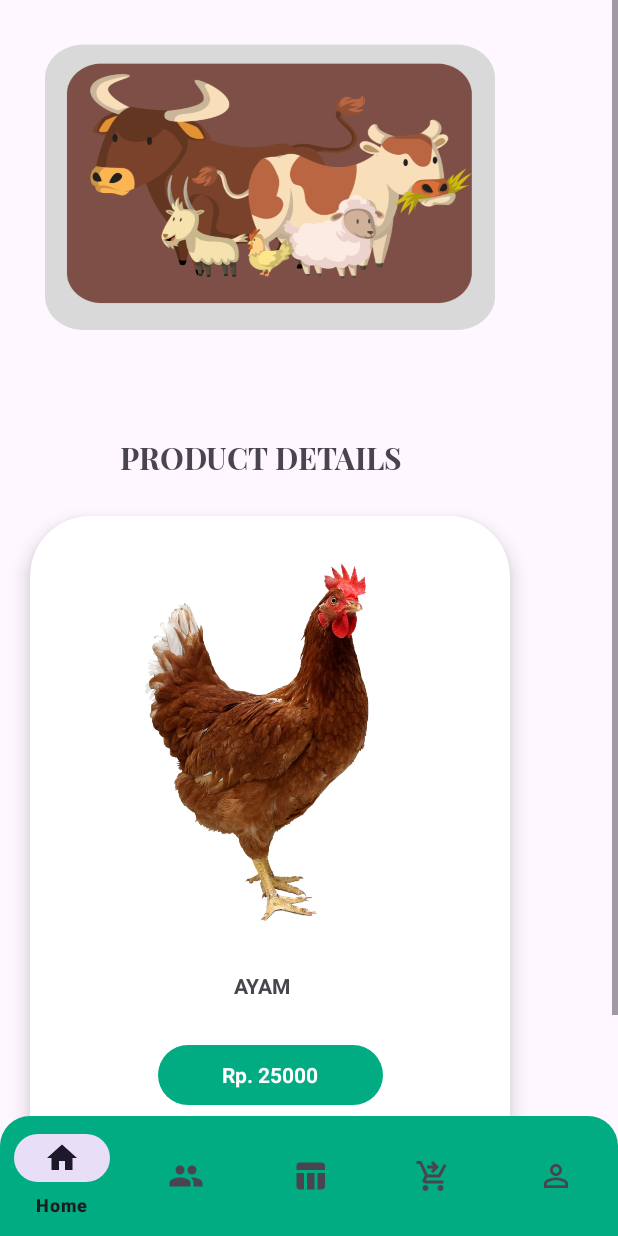
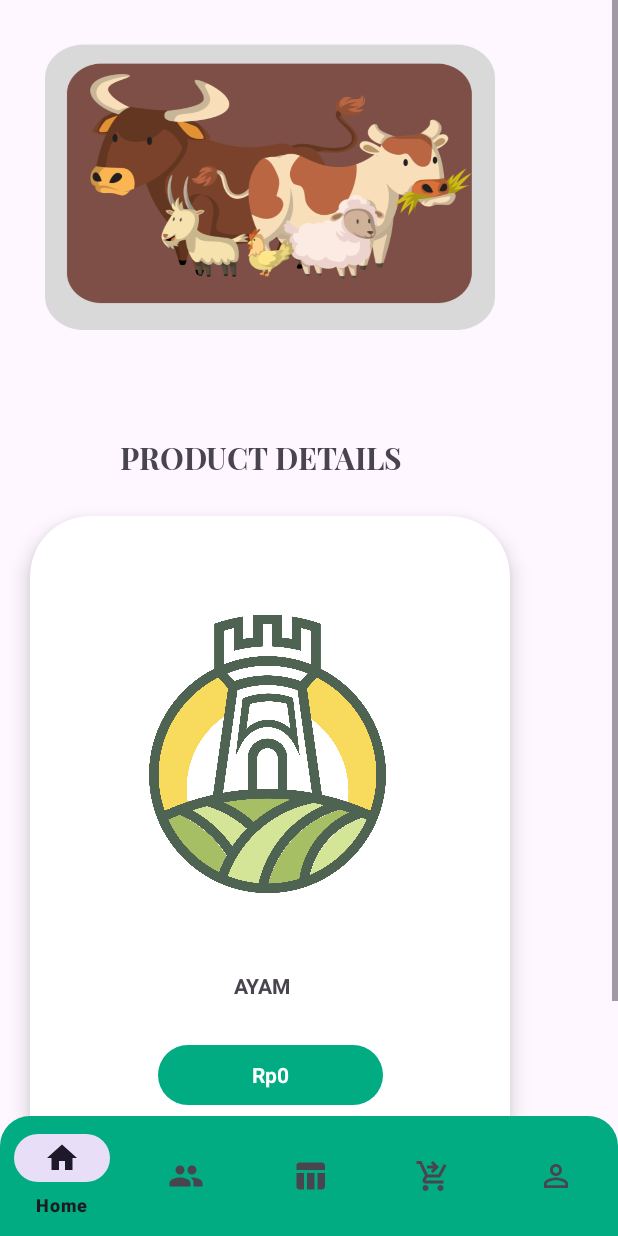
Before and after one commit to GhaerilParel/MobileApeta, an Android app: the produk_details screen opened directly, with no data from a screen before it, on a phone screen of 412 x 824 dp. Run offline under Robolectric (Android 15) with nearby library versions, the phone set to English and light mode, and no system bars; network calls fail; 2 statements that could not run were skipped.

Commit message:
final commit -1

```diff
--- a/app/src/main/java/com/example/mobile_apeta/produk_details.java
+++ b/app/src/main/java/com/example/mobile_apeta/produk_details.java
@@ -1,8 +1,18 @@
 package com.example.mobile_apeta;
 
+import android.content.Intent;
+import android.graphics.Bitmap;
+import android.graphics.BitmapFactory;
+import android.os.Bundle;
+import android.util.Base64;
+import android.util.Log;
+import android.view.View;
+import android.widget.Button;
+import android.widget.EditText;
+import android.widget.ImageView;
+import android.widget.TextView;
+
 import androidx.appcompat.app.AppCompatActivity;
-
-import android.os.Bundle;
 
 public class produk_details extends AppCompatActivity {
 
@@ -10,5 +20,52 @@ public class produk_details extends AppCompatActivity {
     protected void onCreate(Bundle savedInstanceState) {
         super.onCreate(savedInstanceState);
         setContentView(R.layout.activity_produk_details);
+
+
+        // Find views by their IDs
+        ImageView productImageView = findViewById(R.id.gambar);
+        TextView productNameTextView = findViewById(R.id.namaToko2);
+        TextView productPriceTextView = findViewById(R.id.hargaProduk2);
+        EditText quantityEditText = findViewById(R.id.quantityEditText);
+        TextView productDescriptionTextView = findViewById(R.id.deskripsiProduk2);
+        TextView tokoNameTextView = findViewById(R.id.namaToko3);
+        TextView buyButton = findViewById(R.id.buyButton);
+
+        // Get data from Intent
+        Intent intent = getIntent();
+        String productId = intent.getStringExtra("productId");
+        String productName = intent.getStringExtra("productName");
+        int productPrice = intent.getIntExtra("productPrice", 0);
+        String productImage = intent.getStringExtra("productImage");
+        String tokoName = intent.getStringExtra("tokoName");
+        String productDescription = intent.getStringExtra("productDescription");
+
+        productDescription = productDescription.replace("<br>", "\n");
+
+        // Set data to views
+        // Assuming you have a method to load an image from a URL, replace it with your implementation
+
+        productImageView.setImageDrawable(getDrawable(R.drawable.logo)); // Replace with actual image loading code
+
+        productNameTextView.setText(productName);
+        productPriceTextView.setText("Rp" + productPrice);
+        productDescriptionTextView.setText(productDescription);
+        tokoNameTextView.setText(tokoName);
+
+        // Handle the "Beli" button click event if needed
+        buyButton.setOnClickListener(view -> {
+            // Calculate total price based on quantity
+            int quantity = Integer.parseInt(quantityEditText.getText().toString());
+            int totalPrice = productPrice * quantity;
+
+            // Pass data to DetailPembayaran activity
+            Intent pembayaranIntent = new Intent(produk_details.this, keranjang.class);
+            pembayaranIntent.putExtra("productName", productName);
+            pembayaranIntent.putExtra("productPrice", productPrice);
+            pembayaranIntent.putExtra("quantity", quantity);
+            pembayaranIntent.putExtra("totalPrice", totalPrice);
+
+            startActivity(pembayaranIntent);
+        });
     }
 }
--- a/app/src/main/res/layout/activity_market.xml
+++ b/app/src/main/res/layout/activity_market.xml
@@ -51,7 +51,7 @@
                     android:layout_height="match_parent"
                     android:layout_weight="1"
                     android:paddingEnd="8dp"
-                    tools:listitem="" />
+                    tools:listitem="@layout/list_market" />
 
                 <!-- RecyclerView for Product B -->
                 <androidx.recyclerview.widget.RecyclerView
@@ -59,7 +59,8 @@
                     android:layout_width="0dp"
                     android:layout_height="match_parent"
                     android:layout_weight="1"
-                    android:paddingStart="8dp" />
+                    android:paddingStart="8dp"
+                    tools:listitem="@layout/list_market"/>
             </LinearLayout>
         </LinearLayout>
     </ScrollView>
--- a/app/src/main/res/layout/activity_produk_details.xml
+++ b/app/src/main/res/layout/activity_produk_details.xml
@@ -41,7 +41,7 @@
 
             <androidx.cardview.widget.CardView
                 android:layout_width="360dp"
-                android:layout_height="683dp"
+                android:layout_height="wrap_content"
                 android:layout_row="0"
                 android:layout_rowWeight="1"
                 android:layout_column="0"
@@ -59,6 +59,7 @@
                     android:orientation="vertical">
 
                     <ImageView
+                        android:id="@+id/gambar"
                         android:layout_width="246dp"
                         android:layout_height="263dp"
                         android:paddingTop="10dp"
@@ -122,7 +123,7 @@
 
                     <LinearLayout
                         android:layout_width="match_parent"
-                        android:layout_height="134dp"
+                        android:layout_height="wrap_content"
                         android:orientation="horizontal">
 
                         <TextView
@@ -140,7 +141,30 @@
                             android:fontFamily="@font/poppinssemibold"
                             android:text="Hewan" />
                     </LinearLayout>
-
+                    <EditText
+                        android:id="@+id/quantityEditText"
+                        android:layout_width="70dp"
+                        android:layout_height="wrap_content"
+                        android:layout_marginTop="10dp"
+                        android:layout_marginBottom="10dp"
+                        android:textAlignment="center"
+                        android:padding="5dp"
+                        android:background="@color/green"
+                        android:textColor="@color/white"
+                        android:textStyle="bold"/>
+                    <TextView
+                        android:id="@+id/buyButton"
+                        android:layout_width="150dp"
+                        android:layout_height="40dp"
+                        android:layout_marginLeft="50dp"
+                        android:layout_marginTop="20dp"
+                        android:background="@drawable/bottom_navbar"
+                        android:padding="10dp"
+                        android:paddingBottom="10dp"
+                        android:text="Beli"
+                        android:textAlignment="center"
+                        android:textColor="@color/white"
+                        android:textStyle="bold" />
                 </LinearLayout>
             </androidx.cardview.widget.CardView>
 
--- a/app/src/main/res/layout/activity_profil_mitra.xml
+++ b/app/src/main/res/layout/activity_profil_mitra.xml
@@ -50,6 +50,7 @@
             app:layout_constraintVertical_bias="0.036" />
 
         <TextView
+            android:id="@+id/editProfile"
             android:layout_width="30dp"
             android:layout_height="30dp"
             android:layout_marginLeft="80dp"
```
Also changed, not shown: app/src/main/java/com/example/mobile_apeta/keranjang.java (+184 -1 lines), app/src/main/res/layout/activity_keranjang.xml (+0 -11 lines).
